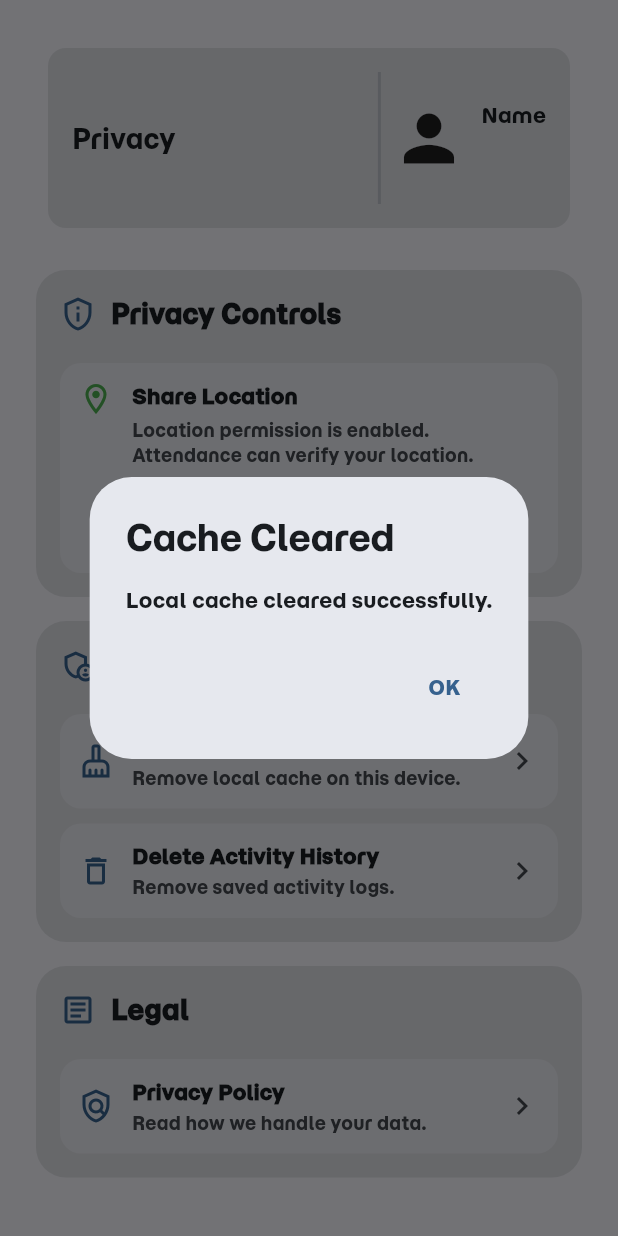
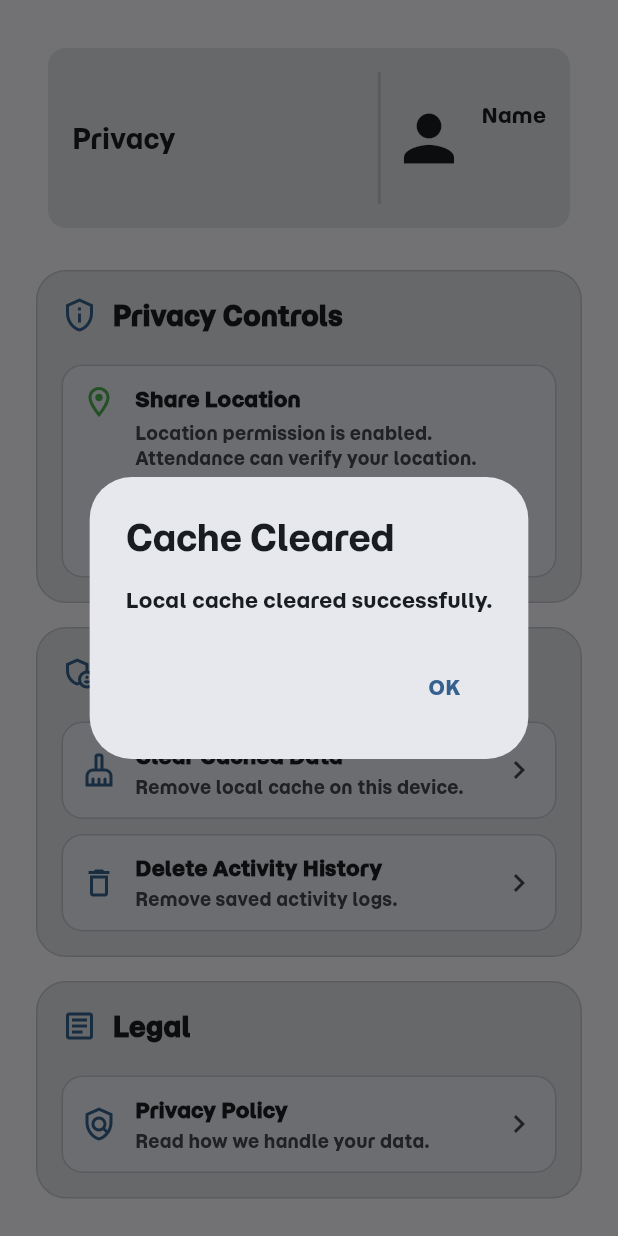
Before and after one commit to Sakitsuu/Geo-Attendance, a Flutter app: the SecuritySite screen opened directly, after a tap on "Clear Cached Data", on a phone screen of 412 x 824 dp. Run offline on Flutter 3.47's test engine with Material 3 defaults, Android fonts, the phone set to English and light mode, and no system bars; our stand-ins replace cloud_firestore, firebase_auth, firebase_core, fl_chart, geolocator, shared_preferences; accounts and stored records are empty.

Commit message:
Update Schdule

```diff
--- a/lib/pages/diff_applcation/icon_action/dashboard.dart
+++ b/lib/pages/diff_applcation/icon_action/dashboard.dart
@@ -1,16 +1,12 @@
 import 'package:flutter/material.dart';
 import 'package:cloud_firestore/cloud_firestore.dart';
 import 'package:firebase_auth/firebase_auth.dart';
-
-// ❌ Remove this main() when dashboard is inside your app.
-// void main() => runApp(const DashboardSite());
 
 class DashboardSite extends StatelessWidget {
   const DashboardSite({super.key});
 
   @override
   Widget build(BuildContext context) {
-    // ✅ IMPORTANT: No MaterialApp here (use the app's global MaterialApp)
     return const MyHomePage(title: 'Geo Attendant');
   }
 }
--- a/lib/pages/diff_applcation/icon_action/security.dart
+++ b/lib/pages/diff_applcation/icon_action/security.dart
@@ -11,9 +11,7 @@ class SecuritySite extends StatefulWidget {
   State<SecuritySite> createState() => _SecuritySiteState();
 }
 
-final _auth = FirebaseAuth.instance;
-final _db = FirebaseFirestore.instance;
-
+// ------------------ Responsive helpers ------------------
 class AppText {
   static double title(BuildContext context) {
     final w = MediaQuery.of(context).size.width;
@@ -54,7 +52,12 @@ class AppIcon {
 }
 
 class _SecuritySiteState extends State<SecuritySite> {
+  final _auth = FirebaseAuth.instance;
+  final _db = FirebaseFirestore.instance;
+
   bool shareLocation = true;
+
+  String? get uid => _auth.currentUser?.uid;
 
   @override
   void initState() {
@@ -64,6 +67,7 @@ class _SecuritySiteState extends State<SecuritySite> {
 
   Future<void> _loadPrivacySettings() async {
     final prefs = await SharedPreferences.getInstance();
+    if (!mounted) return;
     setState(() {
       shareLocation = prefs.getBool('shareLocation') ?? true;
     });
@@ -84,19 +88,22 @@ class _SecuritySiteState extends State<SecuritySite> {
 
     // If user turns ON, request permission
     if (value) {
-      bool serviceEnabled = await Geolocator.isLocationServiceEnabled();
+      final serviceEnabled = await Geolocator.isLocationServiceEnabled();
       if (!serviceEnabled) {
         await Geolocator.openLocationSettings();
         return;
       }
 
-      LocationPermission permission = await Geolocator.checkPermission();
+      var permission = await Geolocator.checkPermission();
+
       if (permission == LocationPermission.denied) {
-        await Geolocator.requestPermission();
+        permission = await Geolocator.requestPermission();
       } else if (permission == LocationPermission.deniedForever) {
         await Geolocator.openAppSettings();
+        return;
       }
-      setState(() {}); // refresh permission badge
+
+      if (mounted) setState(() {}); // refresh permission badge
     }
   }
 
@@ -111,7 +118,7 @@ class _SecuritySiteState extends State<SecuritySite> {
         child: Column(
           crossAxisAlignment: CrossAxisAlignment.start,
           children: [
-            _topHeader(context, cs: cs, title: 'Privacy'),
+            _topHeader(context, cs: cs, title: 'Privacy', db: _db, auth: _auth),
             const SizedBox(height: 20),
             Expanded(
               child: SingleChildScrollView(
@@ -131,7 +138,7 @@ class _SecuritySiteState extends State<SecuritySite> {
                                   p == LocationPermission.always ||
                                   p == LocationPermission.whileInUse;
 
-                              // status icon color: keep green/red for clarity
+                              // keep green/red for clarity
                               final statusColor = (!shareLocation)
                                   ? cs.onSurfaceVariant
                                   : (allowed ? Colors.green : Colors.red);
@@ -142,6 +149,7 @@ class _SecuritySiteState extends State<SecuritySite> {
                                 decoration: BoxDecoration(
                                   color: cs.surfaceContainer,
                                   borderRadius: BorderRadius.circular(14),
+                                  border: Border.all(color: cs.outlineVariant),
                                 ),
                                 child: Row(
                                   crossAxisAlignment: CrossAxisAlignment.start,
@@ -184,6 +192,18 @@ class _SecuritySiteState extends State<SecuritySite> {
                                                     _handleLocationToggle,
                                               ),
                                               const SizedBox(width: 8),
+                                              if (shareLocation && !allowed)
+                                                TextButton(
+                                                  onPressed: () async {
+                                                    await Geolocator.openAppSettings();
+                                                    if (mounted) {
+                                                      setState(() {});
+                                                    }
+                                                  },
+                                                  child: const Text(
+                                                    "Open Location Settings",
+                                                  ),
+                                                ),
                                             ],
                                           ),
                                         ],
@@ -197,7 +217,6 @@ class _SecuritySiteState extends State<SecuritySite> {
                         ],
                       ),
                     ),
-
                     const SizedBox(height: 16),
 
                     _sectionCard(
@@ -228,7 +247,11 @@ class _SecuritySiteState extends State<SecuritySite> {
                               title: "Delete Activity History?",
                               message:
                                   "This action cannot be undone. Continue?",
-                              onConfirm: () => Navigator.pop(context),
+                              onConfirm: () {
+                                // TODO: delete logs if you have a collection
+                                // Example:
+                                // _db.collection('logs').where('uid', isEqualTo: uid).get()...
+                              },
                             ),
                           ),
                         ],
@@ -273,7 +296,11 @@ Widget _topHeader(
   BuildContext context, {
   required ColorScheme cs,
   required String title,
+  required FirebaseFirestore db,
+  required FirebaseAuth auth,
 }) {
+  final uid = auth.currentUser?.uid;
+
   return Container(
     padding: const EdgeInsets.all(16),
     margin: const EdgeInsets.all(8),
@@ -293,27 +320,47 @@ Widget _topHeader(
         ),
         const Spacer(),
         VerticalDivider(thickness: 2, color: cs.outlineVariant),
-        const Icon(Icons.person, size: 50),
+        Icon(Icons.person, size: 50, color: cs.onSurface),
         const SizedBox(width: 10),
         SizedBox(
           height: 50,
           child: Column(
             crossAxisAlignment: CrossAxisAlignment.start,
             children: <Widget>[
-              const Text('Name'),
-              StreamBuilder<DocumentSnapshot>(
-                stream: _db
-                    .collection('users')
-                    .doc(_auth.currentUser?.uid)
-                    .snapshots(),
-                builder: (context, snap) {
-                  if (!snap.hasData || !snap.data!.exists) {
-                    return const Text('-');
-                  }
-                  final m = snap.data!.data() as Map<String, dynamic>;
-                  return Text((m['name'] ?? '-').toString());
-                },
-              ),
+              Text('Name', style: TextStyle(color: cs.onSurface)),
+              if (uid == null)
+                Text('-', style: TextStyle(color: cs.onSurfaceVariant))
+              else
+                StreamBuilder<DocumentSnapshot<Map<String, dynamic>>>(
+                  stream: db.collection('users').doc(uid).snapshots(),
+                  builder: (context, snap) {
+                    if (snap.hasError) {
+                      return Text(
+                        'Error',
+                        style: TextStyle(color: cs.onSurfaceVariant),
+                      );
+                    }
+                    if (!snap.hasData) {
+                      return Text(
+                        'Loading...',
+                        style: TextStyle(color: cs.onSurfaceVariant),
+                      );
+                    }
+                    if (!snap.data!.exists) {
+                      return Text(
+                        '-',
+                        style: TextStyle(color: cs.onSurfaceVariant),
+                      );
+                    }
+                    final m = snap.data!.data() ?? {};
+                    return Text(
+                      (m['name'] ?? '-').toString(),
+                      style: TextStyle(color: cs.onSurface),
+                      maxLines: 1,
+                      overflow: TextOverflow.ellipsis,
+                    );
+                  },
+                ),
             ],
           ),
         ),
@@ -334,6 +381,7 @@ Widget _sectionCard({
     decoration: BoxDecoration(
       color: cs.surfaceContainerHighest,
       borderRadius: BorderRadius.circular(20),
+      border: Border.all(color: cs.outlineVariant),
     ),
     child: Column(
       children: [
@@ -374,6 +422,7 @@ Widget _actionTile({
       decoration: BoxDecoration(
         color: cs.surfaceContainer,
         borderRadius: BorderRadius.circular(14),
+        border: Border.all(color: cs.outlineVariant),
       ),
       child: Row(
         children: [
@@ -409,12 +458,12 @@ Widget _actionTile({
 void _showInfo(BuildContext context, String title, String message) {
   showDialog(
     context: context,
-    builder: (_) => AlertDialog(
+    builder: (dialogContext) => AlertDialog(
       title: Text(title),
       content: Text(message),
       actions: [
         TextButton(
-          onPressed: () => Navigator.pop(context),
+          onPressed: () => Navigator.of(dialogContext).pop(),
           child: const Text("OK"),
         ),
       ],
@@ -431,12 +480,12 @@ void _confirmDanger(
 }) {
   showDialog(
     context: context,
-    builder: (_) => AlertDialog(
+    builder: (dialogContext) => AlertDialog(
       title: Text(title),
       content: Text(message),
       actions: [
         TextButton(
-          onPressed: () => Navigator.pop(context),
+          onPressed: () => Navigator.of(dialogContext).pop(),
           child: const Text("Cancel"),
         ),
         ElevatedButton(
@@ -444,7 +493,10 @@ void _confirmDanger(
             backgroundColor: Colors.red,
             foregroundColor: Colors.white,
           ),
-          onPressed: onConfirm,
+          onPressed: () {
+            Navigator.of(dialogContext).pop(); // ✅ close dialog first
+            onConfirm();
+          },
           child: const Text("Confirm"),
         ),
       ],
```
Also changed, not shown: lib/pages/diff_applcation/icon_action/about_app.dart (added, +155 -0 lines), lib/pages/diff_applcation/icon_action/department.dart (+27 -12 lines), lib/pages/diff_applcation/icon_action/schedules.dart (+160 -156 lines), lib/pages/diff_applcation/icon_action/setting.dart (+10 -19 lines).
